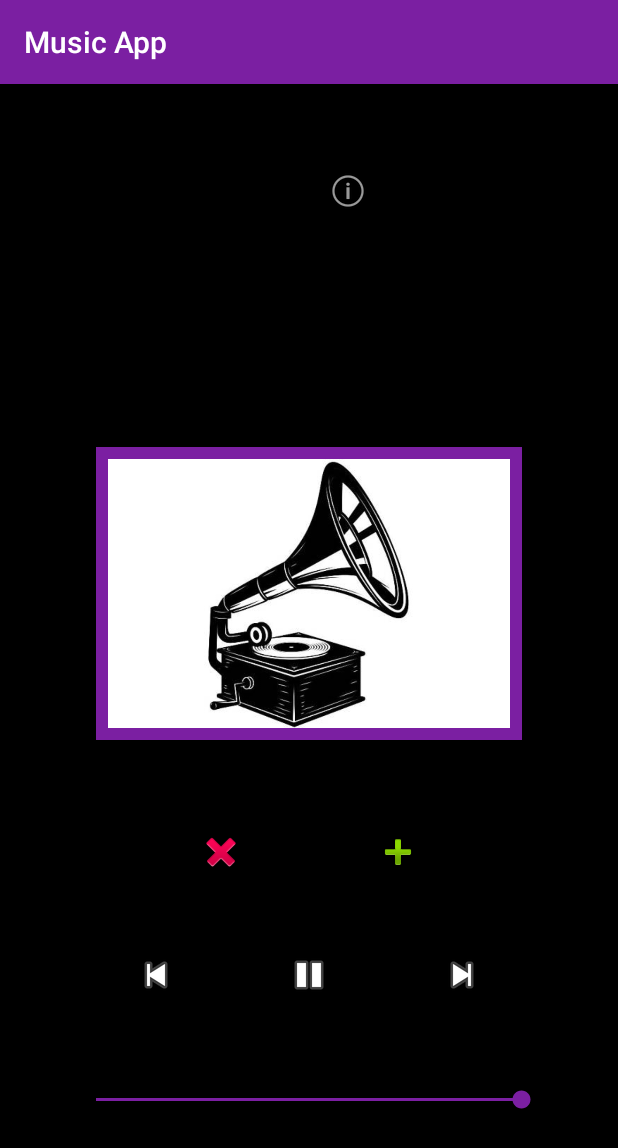
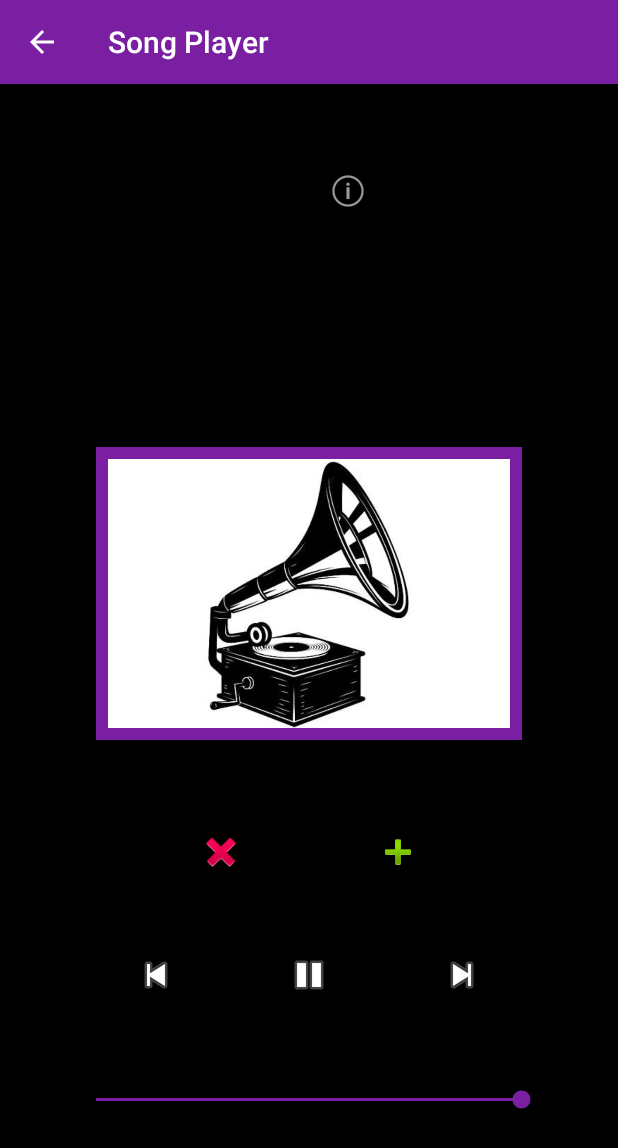
Before and after one commit to dsi28/Music-App, an Android app: the MusicPlayerActivity screen opened directly, with no data from a screen before it, on a phone screen of 412 x 824 dp. Shown: the top 1148 px of the screen. Run offline under Robolectric (Android 15) with nearby library versions, the phone set to English and light mode, and no system bars; our stand-ins replace ButterKnife; 3 statements that could not run were skipped.

Commit message:
up navigation in MusicPlayerActivity.java and SongDetailsActivity.java not working.

```diff
--- a/app/src/main/java/com/example/android/musicapp/MusicListActivity.java
+++ b/app/src/main/java/com/example/android/musicapp/MusicListActivity.java
@@ -6,6 +6,7 @@ import android.os.Bundle;
 import android.view.View;
 import android.widget.AdapterView;
 import android.widget.ListView;
+import android.widget.TextView;
 
 import java.util.ArrayList;
 
@@ -16,6 +17,8 @@ public class MusicListActivity extends AppCompatActivity {
     protected void onCreate(Bundle savedInstanceState) {
         super.onCreate(savedInstanceState);
         setContentView(R.layout.activity_music_list_);
+        getSupportActionBar().setTitle(getResources().getString(R.string.Library));
+        getSupportActionBar().setDisplayHomeAsUpEnabled(true);
         Intent getIntent = getIntent();
         int selection = (int) getIntent.getSerializableExtra("selection");
         ArrayList<Song> songList = new ArrayList<>();
@@ -68,5 +71,8 @@ public class MusicListActivity extends AppCompatActivity {
                 startActivity(intent);
             }
         });
+
     }
+
+
 }
--- a/app/src/main/java/com/example/android/musicapp/MusicPlayerActivity.java
+++ b/app/src/main/java/com/example/android/musicapp/MusicPlayerActivity.java
@@ -26,17 +26,19 @@ public class MusicPlayerActivity extends AppCompatActivity {
         songName.setText(curSong.getName());
         artistName.setText(curSong.getMainArtist());
         songGenre.setText(curSong.getGenre());
+        getSupportActionBar().setTitle(getResources().getString(R.string.Player));
+        getSupportActionBar().setDisplayHomeAsUpEnabled(true);
     }
-    @BindView(R.id.playerMusicListType) TextView songGenre;
-    @BindView(R.id.playerPic)  ImageView songPic;
-    @BindView(R.id.playerPauseSong) ImageView pauseSong;
-    @BindView(R.id.playerPausePic) ImageView pausePic;
-    @BindView(R.id.playerPlaySong) ImageView playSong;
-    @BindView(R.id.playerPlayPic) ImageView playPic;
+    @BindView(R.id.playerMusicListTypeTV) TextView songGenre;
+    @BindView(R.id.playerPicIv)  ImageView songPic;
+    @BindView(R.id.playerPauseSongIv) ImageView pauseSong;
+    @BindView(R.id.playerPausePicIv) ImageView pausePic;
+    @BindView(R.id.playerPlaySongIv) ImageView playSong;
+    @BindView(R.id.playerPlayPicIv) ImageView playPic;
     @BindView(R.id.playerSongNameTV) TextView songName;
-    @BindView(R.id.playerArtist) TextView artistName;
-    @BindView(R.id.playerSongBar) SeekBar songBar;
-    @OnClick(R.id.playerNoLike)
+    @BindView(R.id.playerArtistTV) TextView artistName;
+    @BindView(R.id.playerSongSB) SeekBar songBar;
+    @OnClick(R.id.playerNoLikeIv)
     public void noLikeSong(){
         if (like==2){
             songPic.setBackgroundColor(getResources().getColor(R.color.noLike));
@@ -50,7 +52,7 @@ public class MusicPlayerActivity extends AppCompatActivity {
             curSong.noLikeSong();
             like=1;}
     }
-    @OnClick(R.id.playerLike)
+    @OnClick(R.id.playerLikeIv)
     public void likeSong(){
         if(like==1) {
             songPic.setBackgroundColor(getResources().getColor(R.color.like));
@@ -63,7 +65,7 @@ public class MusicPlayerActivity extends AppCompatActivity {
         curSong.likeSong();
         like=2;}
     }
-    @OnClick(R.id.playerPauseSong)
+    @OnClick(R.id.playerPauseSongIv)
     public void pauseSong(){
         pauseSong.setVisibility(View.INVISIBLE);
         playSong.setVisibility(View.VISIBLE);
@@ -76,7 +78,7 @@ public class MusicPlayerActivity extends AppCompatActivity {
             }
         }.start();
     }
-    @OnClick(R.id.playerPlaySong)
+    @OnClick(R.id.playerPlaySongIv)
     public void playSong(){
         playSong.setVisibility(View.INVISIBLE);
         pauseSong.setVisibility(View.VISIBLE);
@@ -89,7 +91,7 @@ public class MusicPlayerActivity extends AppCompatActivity {
             }
         }.start();
     }
-    @OnClick(R.id.playerSongInfo)
+    @OnClick(R.id.playerSongInfoIv)
     public void goToDetails(){
         Intent intent = new Intent(MusicPlayerActivity.this, SongDetailsActivity.class);
         intent.putExtra("curSong", curSong);
--- a/app/src/main/res/layout/activity_music_player_.xml
+++ b/app/src/main/res/layout/activity_music_player_.xml
@@ -1,14 +1,12 @@
 <?xml version="1.0" encoding="utf-8"?>
 <android.support.constraint.ConstraintLayout xmlns:android="http://schemas.android.com/apk/res/android"
     xmlns:app="http://schemas.android.com/apk/res-auto"
-    xmlns:tools="http://schemas.android.com/tools"
     android:layout_width="match_parent"
     android:layout_height="match_parent"
-    tools:context=".MusicPlayerActivity"
     android:background="@color/black">
+
     <ImageView
-        android:contentDescription="@string/playerSongImgContentDesc"
-        android:id="@+id/playerPic"
+        android:id="@+id/playerPicIv"
         android:layout_width="@dimen/zeroDP"
         android:layout_height="wrap_content"
         android:layout_marginBottom="@dimen/smallDP"
@@ -19,6 +17,7 @@
         android:layout_marginTop="@dimen/smallDP"
         android:adjustViewBounds="true"
         android:background="@color/colorAccent"
+        android:contentDescription="@string/playerSongImgContentDesc"
         android:cropToPadding="true"
         android:padding="@dimen/smallDP"
         android:scaleType="fitCenter"
@@ -30,30 +29,30 @@
         app:srcCompat="@drawable/vinyl" />
     <ImageView
         android:contentDescription="@string/playerBackDesc"
-        android:id="@+id/playerBack"
+        android:id="@+id/playerBackIv"
         android:layout_width="wrap_content"
         android:layout_height="wrap_content"
         android:layout_marginBottom="@dimen/smallDP"
         android:layout_marginLeft="@dimen/medium2DP"
         android:layout_marginStart="@dimen/medium2DP"
         android:layout_marginTop="@dimen/smallDP"
-        app:layout_constraintBottom_toBottomOf="@+id/playerSongBar"
-        app:layout_constraintStart_toStartOf="@+id/playerPic"
-        app:layout_constraintTop_toBottomOf="@+id/playerPic"
+        app:layout_constraintBottom_toBottomOf="@+id/playerSongSB"
+        app:layout_constraintStart_toStartOf="@+id/playerPicIv"
+        app:layout_constraintTop_toBottomOf="@+id/playerPicIv"
         app:layout_constraintVertical_bias="0.65999997"
         app:srcCompat="@android:drawable/ic_media_previous"/>
     <ImageView
         android:contentDescription="@string/playerForDesc"
-        android:id="@+id/playerForward"
+        android:id="@+id/playerForwardIv"
         android:layout_width="wrap_content"
         android:layout_height="wrap_content"
         android:layout_marginBottom="@dimen/smallDP"
         android:layout_marginEnd="@dimen/medium2DP"
         android:layout_marginRight="@dimen/medium2DP"
         android:layout_marginTop="@dimen/smallDP"
-        app:layout_constraintBottom_toBottomOf="@+id/playerSongBar"
-        app:layout_constraintEnd_toEndOf="@+id/playerPic"
-        app:layout_constraintTop_toBottomOf="@+id/playerPic"
+        app:layout_constraintBottom_toBottomOf="@+id/playerSongSB"
+        app:layout_constraintEnd_toEndOf="@+id/playerPicIv"
+        app:layout_constraintTop_toBottomOf="@+id/playerPicIv"
         app:layout_constraintVertical_bias="0.65999997"
         app:srcCompat="@android:drawable/ic_media_next"/>
     <TextView
@@ -71,15 +70,15 @@
         android:textSize="@dimen/medium2SP"
         android:textStyle="bold"
         android:visibility="visible"
-        app:layout_constraintBottom_toTopOf="@+id/playerPic"
+        app:layout_constraintBottom_toTopOf="@+id/playerPicIv"
         app:layout_constraintEnd_toEndOf="parent"
         app:layout_constraintHorizontal_bias="0.505"
         app:layout_constraintStart_toStartOf="parent"
         app:layout_constraintTop_toTopOf="parent"
-        app:layout_constraintVertical_bias="0.266"
-        tools:text="I Don't Wanna Wait" />
+        app:layout_constraintVertical_bias="0.266"/>
+
     <TextView
-        android:id="@+id/playerArtist"
+        android:id="@+id/playerArtistTV"
         android:layout_width="wrap_content"
         android:layout_height="wrap_content"
         android:layout_marginBottom="@dimen/smallDP"
@@ -90,14 +89,14 @@
         android:textColor="@color/colorAccent"
         android:textSize="@dimen/medSP"
         android:textStyle="bold"
-        app:layout_constraintBottom_toTopOf="@+id/playerPic"
+        app:layout_constraintBottom_toTopOf="@+id/playerPicIv"
         app:layout_constraintEnd_toEndOf="parent"
         app:layout_constraintStart_toStartOf="parent"
         app:layout_constraintTop_toBottomOf="@+id/playerSongNameTV"
-        app:layout_constraintVertical_bias="0.100000024"
-        tools:text="SOJA"/>
+        app:layout_constraintVertical_bias="0.100000024"/>
+
     <SeekBar
-        android:id="@+id/playerSongBar"
+        android:id="@+id/playerSongSB"
         style="@style/Widget.AppCompat.SeekBar.Discrete"
         android:layout_width="@dimen/zeroDP"
         android:layout_height="wrap_content"
@@ -113,11 +112,11 @@
         app:layout_constraintEnd_toEndOf="parent"
         app:layout_constraintHorizontal_bias="0.0"
         app:layout_constraintStart_toStartOf="parent"
-        app:layout_constraintTop_toBottomOf="@+id/playerPic"
+        app:layout_constraintTop_toBottomOf="@+id/playerPicIv"
         app:layout_constraintVertical_bias="0.816" />
+
     <ImageView
-        android:contentDescription="@string/playerInfoDesc"
-        android:id="@+id/playerSongInfo"
+        android:id="@+id/playerSongInfoIv"
         android:layout_width="wrap_content"
         android:layout_height="wrap_content"
         android:layout_marginBottom="@dimen/extraSmallDP"
@@ -125,6 +124,7 @@
         android:layout_marginLeft="@dimen/smallDP"
         android:layout_marginRight="@dimen/medium2DP"
         android:layout_marginStart="@dimen/smallDP"
+        android:contentDescription="@string/playerInfoDesc"
         android:visibility="visible"
         app:layout_constraintBottom_toBottomOf="@+id/playerSongNameTV"
         app:layout_constraintEnd_toEndOf="parent"
@@ -133,9 +133,9 @@
         app:layout_constraintTop_toTopOf="@+id/playerSongNameTV"
         app:layout_constraintVertical_bias="1.0"
         app:srcCompat="@android:drawable/ic_menu_info_details" />
+
     <ImageView
-        android:contentDescription="@string/playerLikeDesc"
-        android:id="@+id/playerLike"
+        android:id="@+id/playerLikeIv"
         android:layout_width="wrap_content"
         android:layout_height="wrap_content"
         android:layout_marginBottom="@dimen/smallDP"
@@ -145,15 +145,16 @@
         android:layout_marginStart="@dimen/medium2DP"
         android:layout_marginTop="@dimen/listDP"
         android:adjustViewBounds="false"
+        android:contentDescription="@string/playerLikeDesc"
         android:cropToPadding="false"
-        app:layout_constraintBottom_toTopOf="@+id/playerForward"
-        app:layout_constraintEnd_toStartOf="@+id/playerForward"
-        app:layout_constraintStart_toEndOf="@+id/playerPauseSong"
-        app:layout_constraintTop_toBottomOf="@+id/playerPic"
+        app:layout_constraintBottom_toTopOf="@+id/playerForwardIv"
+        app:layout_constraintEnd_toStartOf="@+id/playerForwardIv"
+        app:layout_constraintStart_toEndOf="@+id/playerPauseSongIv"
+        app:layout_constraintTop_toBottomOf="@+id/playerPicIv"
         app:srcCompat="@android:drawable/ic_input_add" />
+
     <ImageView
-        android:contentDescription="@string/playerNoLikeDesc"
-        android:id="@+id/playerNoLike"
+        android:id="@+id/playerNoLikeIv"
         android:layout_width="wrap_content"
         android:layout_height="wrap_content"
         android:layout_marginBottom="@dimen/smallDP"
@@ -162,13 +163,15 @@
         android:layout_marginRight="@dimen/medium2DP"
         android:layout_marginStart="@dimen/smallDP"
         android:layout_marginTop="@dimen/listDP"
-        app:layout_constraintBottom_toTopOf="@+id/playerBack"
-        app:layout_constraintEnd_toStartOf="@+id/playerPauseSong"
-        app:layout_constraintStart_toEndOf="@+id/playerBack"
-        app:layout_constraintTop_toBottomOf="@+id/playerPic"
+        android:contentDescription="@string/playerNoLikeDesc"
+        app:layout_constraintBottom_toTopOf="@+id/playerBackIv"
+        app:layout_constraintEnd_toStartOf="@+id/playerPauseSongIv"
+        app:layout_constraintStart_toEndOf="@+id/playerBackIv"
+        app:layout_constraintTop_toBottomOf="@+id/playerPicIv"
         app:srcCompat="@android:drawable/ic_delete" />
+
     <TextView
-        android:id="@+id/playerMusicListType"
+        android:id="@+id/playerMusicListTypeTV"
         android:layout_width="wrap_content"
         android:layout_height="@dimen/zeroDP"
         android:layout_marginBottom="@dimen/listDP"
@@ -178,15 +181,14 @@
         android:layout_marginStart="@dimen/smallDP"
         android:layout_marginTop="@dimen/smallDP"
         android:textColor="@color/colorAccent"
-        app:layout_constraintBottom_toTopOf="@+id/playerPic"
+        app:layout_constraintBottom_toTopOf="@+id/playerPicIv"
         app:layout_constraintEnd_toEndOf="parent"
         app:layout_constraintStart_toStartOf="parent"
-        app:layout_constraintTop_toBottomOf="@+id/playerArtist"
-        app:layout_constraintVertical_bias="0.882"
-        tools:text="Reggae"/>
+        app:layout_constraintTop_toBottomOf="@+id/playerArtistTV"
+        app:layout_constraintVertical_bias="0.882"/>
+
     <ImageView
-        android:contentDescription="@string/playerSongPlay"
-        android:id="@+id/playerPlayPic"
+        android:id="@+id/playerPlayPicIv"
         android:layout_width="@dimen/zeroDP"
         android:layout_height="@dimen/zeroDP"
         android:layout_marginBottom="@dimen/smallDP"
@@ -195,15 +197,16 @@
         android:layout_marginRight="@dimen/smallDP"
         android:layout_marginStart="@dimen/smallDP"
         android:layout_marginTop="@dimen/smallDP"
+        android:contentDescription="@string/playerSongPlay"
         android:visibility="invisible"
-        app:layout_constraintBottom_toBottomOf="@+id/playerPic"
-        app:layout_constraintEnd_toEndOf="@+id/playerPic"
-        app:layout_constraintStart_toStartOf="@+id/playerPic"
-        app:layout_constraintTop_toTopOf="@+id/playerPic"
+        app:layout_constraintBottom_toBottomOf="@+id/playerPicIv"
+        app:layout_constraintEnd_toEndOf="@+id/playerPicIv"
+        app:layout_constraintStart_toStartOf="@+id/playerPicIv"
+        app:layout_constraintTop_toTopOf="@+id/playerPicIv"
         app:srcCompat="@android:drawable/ic_media_play" />
+
     <ImageView
-        android:contentDescription="@string/playerSongPause"
-        android:id="@+id/playerPausePic"
+        android:id="@+id/playerPausePicIv"
         android:layout_width="@dimen/zeroDP"
         android:layout_height="@dimen/zeroDP"
         android:layout_marginBottom="@dimen/smallDP"
@@ -212,16 +215,17 @@
         android:layout_marginRight="@dimen/smallDP"
         android:layout_marginStart="@dimen/smallDP"
         android:layout_marginTop="@dimen/smallDP"
+        android:contentDescription="@string/playerSongPause"
         android:visibility="invisible"
-        app:layout_constraintBottom_toBottomOf="@+id/playerPic"
+        app:layout_constraintBottom_toBottomOf="@+id/playerPicIv"
         app:layout_constraintDimensionRatio="1:1"
-        app:layout_constraintEnd_toEndOf="@+id/playerPic"
-        app:layout_constraintStart_toStartOf="@+id/playerPic"
-        app:layout_constraintTop_toTopOf="@+id/playerPic"
+        app:layout_constraintEnd_toEndOf="@+id/playerPicIv"
+        app:layout_constraintStart_toStartOf="@+id/playerPicIv"
+        app:layout_constraintTop_toTopOf="@+id/playerPicIv"
         app:srcCompat="@android:drawable/ic_media_pause" />
+
     <ImageView
-        android:contentDescription="@string/playerSongPlayControl"
-        android:id="@+id/playerPlaySong"
+        android:id="@+id/playerPlaySongIv"
         android:layout_width="wrap_content"
         android:layout_height="wrap_content"
         android:layout_marginBottom="@dimen/smallDP"
@@ -230,16 +234,17 @@
         android:layout_marginRight="@dimen/smallDP"
         android:layout_marginStart="@dimen/smallDP"
         android:layout_marginTop="@dimen/smallDP"
+        android:contentDescription="@string/playerSongPlayControl"
         android:visibility="invisible"
-        app:layout_constraintBottom_toBottomOf="@+id/playerSongBar"
-        app:layout_constraintEnd_toStartOf="@+id/playerForward"
-        app:layout_constraintStart_toEndOf="@+id/playerBack"
-        app:layout_constraintTop_toBottomOf="@+id/playerPic"
+        app:layout_constraintBottom_toBottomOf="@+id/playerSongSB"
+        app:layout_constraintEnd_toStartOf="@+id/playerForwardIv"
+        app:layout_constraintStart_toEndOf="@+id/playerBackIv"
+        app:layout_constraintTop_toBottomOf="@+id/playerPicIv"
         app:layout_constraintVertical_bias="0.66999996"
         app:srcCompat="@android:drawable/ic_media_play" />
+
     <ImageView
-        android:contentDescription="@string/playerSongPauseControl"
-        android:id="@+id/playerPauseSong"
+        android:id="@+id/playerPauseSongIv"
         android:layout_width="wrap_content"
         android:layout_height="wrap_content"
         android:layout_marginBottom="@dimen/smallDP"
@@ -248,11 +253,12 @@
         android:layout_marginRight="@dimen/smallDP"
         android:layout_marginStart="@dimen/smallDP"
         android:layout_marginTop="@dimen/smallDP"
+        android:contentDescription="@string/playerSongPauseControl"
         android:visibility="visible"
-        app:layout_constraintBottom_toBottomOf="@+id/playerSongBar"
-        app:layout_constraintEnd_toStartOf="@+id/playerForward"
-        app:layout_constraintStart_toEndOf="@+id/playerBack"
-        app:layout_constraintTop_toBottomOf="@+id/playerPic"
+        app:layout_constraintBottom_toBottomOf="@+id/playerSongSB"
+        app:layout_constraintEnd_toStartOf="@+id/playerForwardIv"
+        app:layout_constraintStart_toEndOf="@+id/playerBackIv"
+        app:layout_constraintTop_toBottomOf="@+id/playerPicIv"
         app:layout_constraintVertical_bias="0.65999997"
         app:srcCompat="@android:drawable/ic_media_pause" />
 </android.support.constraint.ConstraintLayout>
--- a/app/src/main/res/values/strings.xml
+++ b/app/src/main/res/values/strings.xml
@@ -17,4 +17,8 @@
     <string name="playerSongPauseControl">is paused</string>
     <string name="playerSongPlayControl">is playing</string>
     <string name="return1">return</string>
+    <string name="Menu">Home</string>
+    <string name="Player">Song Player</string>
+    <string name="Detail">Song Details</string>
+    <string name="Library">Music Library</string>
 </resources>
```
Also changed, not shown: app/src/main/AndroidManifest.xml (+4 -4 lines), app/src/main/java/com/example/android/musicapp/MainActivity.java (+12 -12 lines), app/src/main/java/com/example/android/musicapp/SongAdapter.java (+24 -11 lines), app/src/main/java/com/example/android/musicapp/SongDetailsActivity.java (+7 -5 lines), app/src/main/res/layout/activity_main.xml (+32 -29 lines), app/src/main/res/layout/activity_song_details.xml (+19 -19 lines), app/src/main/res/layout/list_item.xml (+2 -5 lines).
